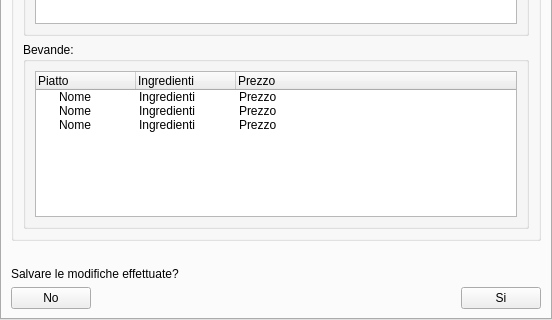
mdoraz/Hotel, file ui/Titolare/GestioneCucina/ModificaMenuColazioneInCamera.ui: the form before one commit; both pictures show x 0 to 552 and y 429 to 749 of the 552 by 749 pixel window.
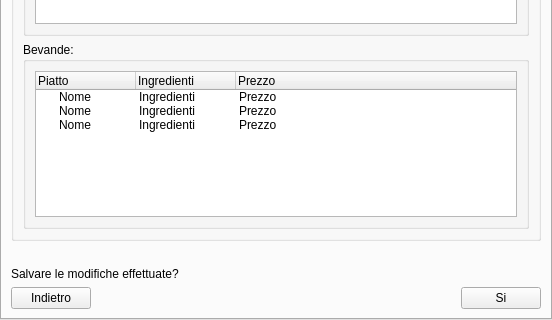
The form after the commit.

What changed in the file:
```diff
--- a/ui/Titolare/GestioneCucina/ModificaMenuColazioneInCamera.ui
+++ b/ui/Titolare/GestioneCucina/ModificaMenuColazioneInCamera.ui
@@ -41,7 +41,7 @@
     <item row="4" column="0">
      <widget class="QPushButton" name="btnNoConfermaModifiche">
       <property name="text">
-       <string>No</string>
+       <string>Indietro</string>
       </property>
      </widget>
     </item>
```
Left out of the diff: 29 changed lines with no effect on the pictures.
